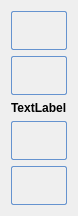
Old version of the form POML060_v1/currentbuttonone.ui in the repository viniltc/POML060.
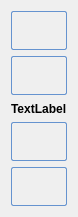
New version of the form. Icons and pictures are not drawn.

```diff
--- a/POML060_v1/currentbuttonone.ui
+++ b/POML060_v1/currentbuttonone.ui
@@ -6,8 +6,8 @@
    <rect>
     <x>0</x>
     <y>0</y>
-    <width>69</width>
-    <height>199</height>
+    <width>76</width>
+    <height>217</height>
    </rect>
   </property>
   <property name="windowTitle">
```
